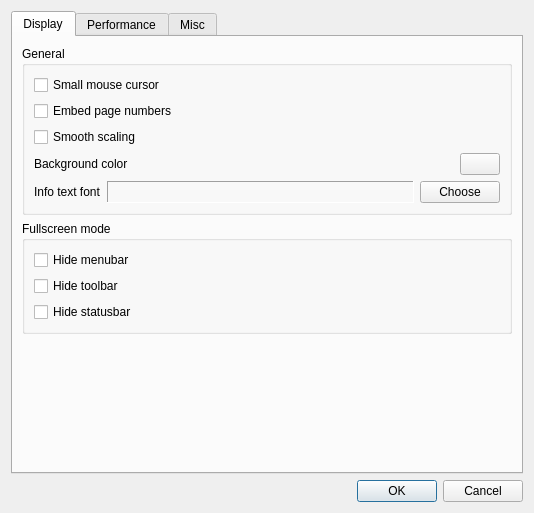
The window that src/ConfigDialog.ui (stolowski/QComicBook) describes before a commit, drawn with Qt 5.
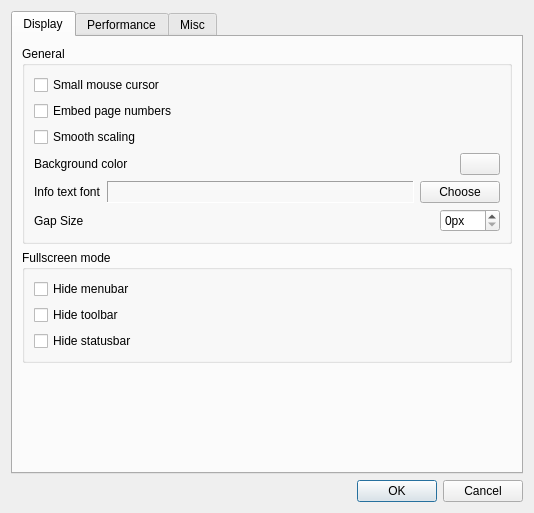
The same window after the commit. Custom widgets are drawn as their Qt base class.

Patch:
```diff
--- a/src/ConfigDialog.ui
+++ b/src/ConfigDialog.ui
@@ -128,6 +128,46 @@
             </item>
            </layout>
           </item>
+           <item>
+           <layout class="QHBoxLayout" name="horizontalLayout_3p">
+            <item>
+             <widget class="QLabel" name="label_4p">
+              <property name="text">
+               <string>Gap Size</string>
+              </property>
+             </widget>
+            </item>
+            <item>
+             <spacer name="horizontalSpacer_2p">
+              <property name="orientation">
+               <enum>Qt::Horizontal</enum>
+              </property>
+              <property name="sizeHint" stdset="0">
+               <size>
+                <width>40</width>
+                <height>20</height>
+               </size>
+              </property>
+             </spacer>
+            </item>
+            <item>
+             <widget class="QSpinBox" name="sb_gapsize">
+              <property name="suffix">
+               <string>px</string>
+              </property>
+              <property name="prefix">
+               <string/>
+              </property>
+              <property name="minimum">
+               <number>0</number>
+              </property>
+              <property name="maximum">
+               <number>128</number>
+              </property>
+             </widget>
+            </item>
+           </layout>
+          </item>
          </layout>
         </widget>
        </item>
```
